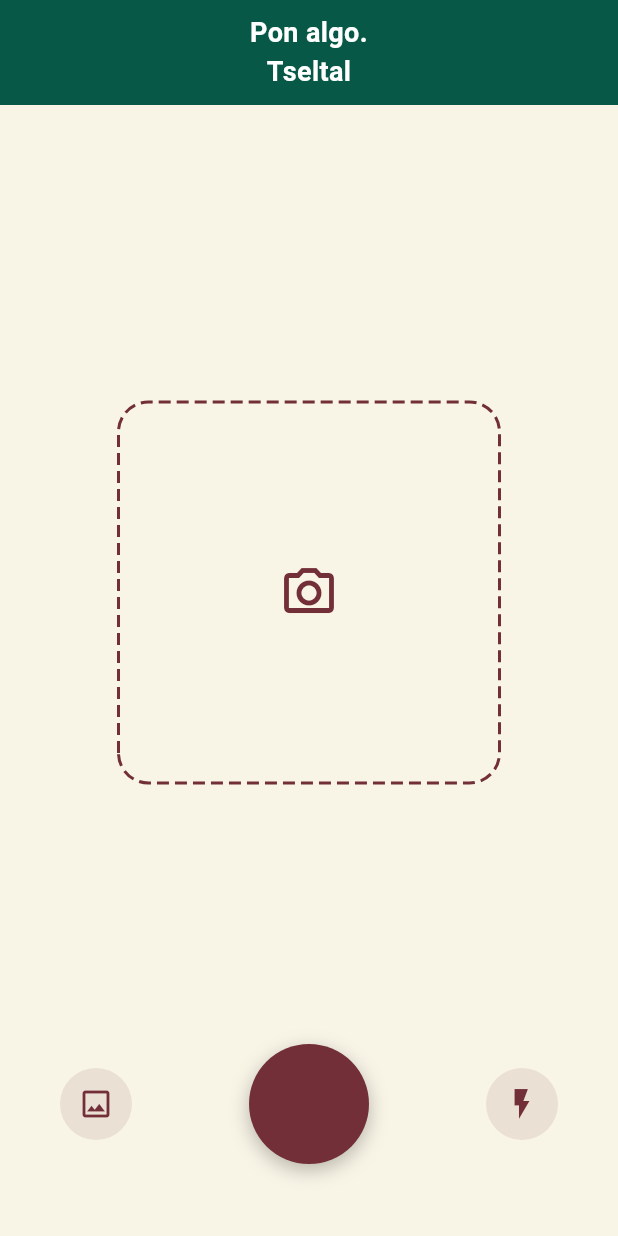
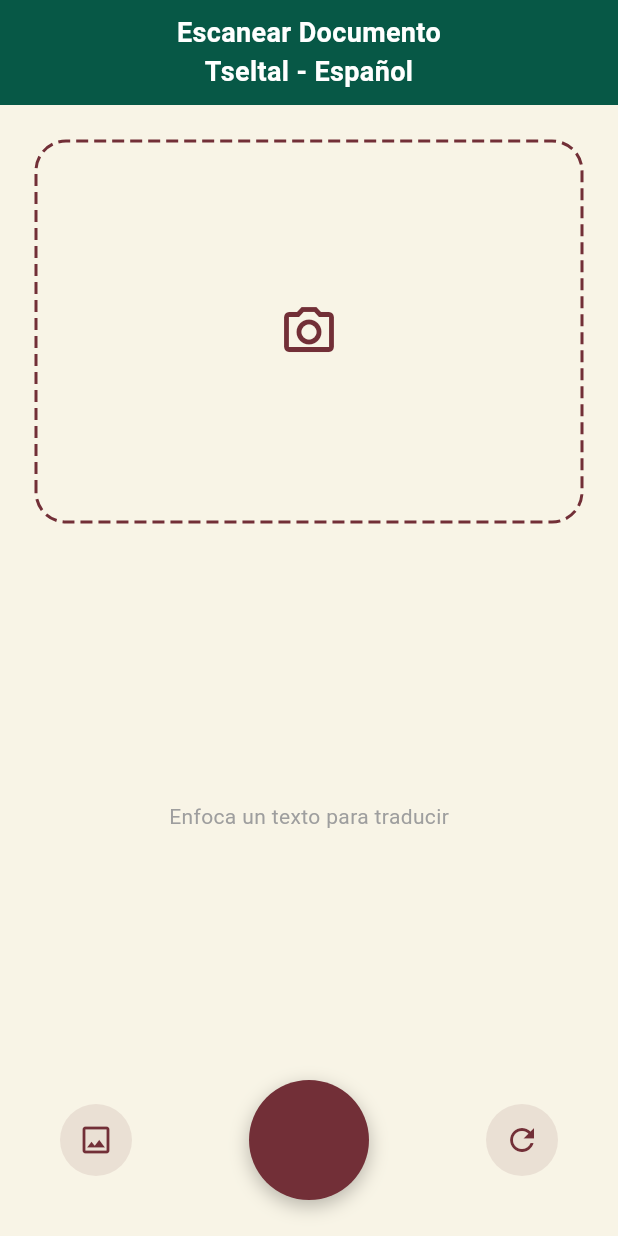
Before and after one commit to Angelcruz4/Traductor_tzeltal, a Flutter app: the CameraView widget shown alone on an empty page, opened directly, on a phone screen of 412 x 824 dp. Run offline on Flutter 3.47's test engine with Material 3 defaults, Android fonts, the phone set to English and light mode, and no system bars; drawn by our look-alikes of dotted_border; our stand-ins replace get.

Commit message:
controladores y vistas
Se hicieron los archivos de controladores en el cual tienen funcionalidades para la cámara y la traducción de voz a voz, en este primer push tiene margen de errores los controladores

```diff
--- /dev/null
+++ b/lib/src/controladores/camera_controller.dart
@@ -0,0 +1,28 @@
+import 'package:get/get.dart';
+
+class CameraController extends GetxController {
+  var isProcessing = false.obs;
+  var scannedText = ''.obs;
+  var translatedText = ''.obs;
+
+  // Simulación de captura o selección de imagen
+  void processImage() async {
+    isProcessing.value = true;
+    scannedText.value = '';
+    translatedText.value = '';
+
+    // Simulamos el retraso del OCR y la API de traducción
+    await Future.delayed(Duration(seconds: 2));
+
+    // Datos simulados (ej. extrayendo texto de una indicación médica)
+    scannedText.value = 'Tomar una pastilla cada 8 horas por 5 días.';
+    translatedText.value = 'Ich\'a jun poxta ta waxakeb ora ta jo\'eb k\'in.';
+
+    isProcessing.value = false;
+  }
+
+  void resetCamera() {
+    scannedText.value = '';
+    translatedText.value = '';
+  }
+}
--- a/lib/src/vistas/traductor_camera.dart
+++ b/lib/src/vistas/traductor_camera.dart
@@ -1,57 +1,27 @@
 import 'package:flutter/material.dart';
-import 'package:dotted_border/dotted_border.dart'; // Usamos el paquete para fidelidad
+import 'package:dotted_border/dotted_border.dart';
+import 'package:get/get.dart';
 import 'package:traductor_tseltal/colores/paleta_de_colores.dart';
+import 'package:traductor_tseltal/src/controladores/camera_controller.dart';
 import 'package:traductor_tseltal/src/vistas/cabecera.dart';
 
 class CameraView extends StatelessWidget {
+  final CameraController controller = Get.put(CameraController());
+
   @override
   Widget build(BuildContext context) {
     return Column(
       children: [
-        AppHeader(
-          title: 'Pon algo.\nTseltal',
-        ), // Título específico
+        AppHeader(title: 'Escanear Documento\nTseltal - Español'),
         Expanded(
           child: Padding(
             padding: const EdgeInsets.all(24.0),
             child: Column(
               children: [
-                Spacer(),
-                // Marco simulado de la cámara con borde discontinuo
-                DottedBorder(
-                  color: kAccentColor,
-                  strokeWidth: 2,
-                  dashPattern: [8, 4], // Recrea el patrón discontinuo
-                  borderType: BorderType.RRect,
-                  radius: Radius.circular(20),
-                  padding: EdgeInsets.all(2),
-                  child: Container(
-                    height: 250,
-                    width: 250,
-                    color: Colors.transparent,
-                    child: Center(
-                      child: Icon(
-                        Icons.camera_alt_outlined,
-                        color: kAccentColor,
-                        size: 40,
-                      ),
-                    ),
-                  ),
-                ),
-                Spacer(),
-                // Controles de la cámara
-                Padding(
-                  padding: const EdgeInsets.symmetric(horizontal: 16.0),
-                  child: Row(
-                    mainAxisAlignment: MainAxisAlignment.spaceBetween,
-                    children: [
-                      _buildControlButton(Icons.image_outlined), // Galería
-                      _buildShutterButton(), // Botón de obturador grande
-                      _buildControlButton(Icons.flash_on_outlined), // Flash
-                    ],
-                  ),
-                ),
-                SizedBox(height: 24),
+                _buildCameraFrame(),
+                SizedBox(height: 20),
+                Expanded(child: _buildResultArea()),
+                _buildCameraControls(),
               ],
             ),
           ),
@@ -60,33 +30,120 @@ class CameraView extends StatelessWidget {
     );
   }
 
-  Widget _buildControlButton(IconData icon) {
-    return Container(
-      padding: EdgeInsets.all(12),
-      decoration: BoxDecoration(
-        color: kAccentColor.withOpacity(0.1),
-        shape: BoxShape.circle,
+  Widget _buildCameraFrame() {
+    return DottedBorder(
+      color: kAccentColor,
+      strokeWidth: 2,
+      dashPattern: [8, 4],
+      borderType: BorderType.RRect,
+      radius: Radius.circular(20),
+      padding: EdgeInsets.all(2),
+      child: Container(
+        height: 250,
+        width: double.infinity,
+        color: Colors.transparent,
+        child: Obx(() {
+          if (controller.isProcessing.value) {
+            return Center(
+              child: Column(
+                mainAxisAlignment: MainAxisAlignment.center,
+                children: [
+                  CircularProgressIndicator(color: kAccentColor),
+                  SizedBox(height: 16),
+                  Text('Procesando imagen...', style: TextStyle(color: kAccentColor)),
+                ],
+              ),
+            );
+          }
+          return Center(
+            child: Icon(Icons.camera_alt_outlined, color: kAccentColor, size: 40),
+          );
+        }),
       ),
-      child: Icon(icon, color: kAccentColor, size: 24),
     );
   }
 
-  // El botón de obturador grande y circular
-  Widget _buildShutterButton() {
+  Widget _buildResultArea() {
+    return Obx(() {
+      if (controller.scannedText.value.isEmpty && !controller.isProcessing.value) {
+        return Center(
+          child: Text(
+            'Enfoca un texto para traducir',
+            style: TextStyle(color: Colors.grey.shade500),
+          ),
+        );
+      }
+
+      if (controller.scannedText.value.isNotEmpty) {
+        return SingleChildScrollView(
+          child: Column(
+            crossAxisAlignment: CrossAxisAlignment.stretch,
+            children: [
+              _buildResultCard('Texto Detectado (Español)', controller.scannedText.value),
+              SizedBox(height: 12),
+              _buildResultCard('Traducción (Tseltal)', controller.translatedText.value, isPrimary: true),
+            ],
+          ),
+        );
+      }
+
+      return SizedBox.shrink();
+    });
+  }
+
+  Widget _buildResultCard(String title, String content, {bool isPrimary = false}) {
     return Container(
-      height: 80,
-      width: 80,
+      padding: EdgeInsets.all(16),
       decoration: BoxDecoration(
-        color: kAccentColor,
-        shape: BoxShape.circle,
-        boxShadow: [
-          BoxShadow(
-            color: Colors.black26,
-            blurRadius: 10,
-            offset: Offset(0, 4),
-          ),
+        color: isPrimary ? kPrimaryColor.withOpacity(0.1) : Colors.white,
+        borderRadius: BorderRadius.circular(12),
+        border: isPrimary ? Border.all(color: kPrimaryColor, width: 1) : null,
+        boxShadow: isPrimary ? [] : [BoxShadow(color: Colors.black12, blurRadius: 4)],
+      ),
+      child: Column(
+        crossAxisAlignment: CrossAxisAlignment.start,
+        children: [
+          Text(title, style: TextStyle(fontSize: 12, fontWeight: FontWeight.bold, color: kAccentColor)),
+          SizedBox(height: 8),
+          Text(content, style: TextStyle(fontSize: 14, color: kTextDark)),
         ],
       ),
     );
   }
+
+  Widget _buildCameraControls() {
+    return Padding(
+      padding: const EdgeInsets.symmetric(horizontal: 16.0),
+      child: Row(
+        mainAxisAlignment: MainAxisAlignment.spaceBetween,
+        children: [
+          _buildControlButton(Icons.image_outlined, onTap: controller.processImage),
+          GestureDetector(
+            onTap: controller.processImage,
+            child: Container(
+              height: 80,
+              width: 80,
+              decoration: BoxDecoration(
+                color: kAccentColor,
+                shape: BoxShape.circle,
+                boxShadow: [BoxShadow(color: Colors.black26, blurRadius: 10, offset: Offset(0, 4))],
+              ),
+            ),
+          ),
+          _buildControlButton(Icons.refresh, onTap: controller.resetCamera),
+        ],
+      ),
+    );
+  }
+
+  Widget _buildControlButton(IconData icon, {VoidCallback? onTap}) {
+    return GestureDetector(
+      onTap: onTap,
+      child: Container(
+        padding: EdgeInsets.all(12),
+        decoration: BoxDecoration(color: kAccentColor.withOpacity(0.1), shape: BoxShape.circle),
+        child: Icon(icon, color: kAccentColor, size: 24),
+      ),
+    );
+  }
 }
```
Also changed, not shown: lib/src/controladores/conversacion_controller.dart (added, +34 -0 lines), lib/src/vistas/conversacion.dart (+35 -40 lines).
